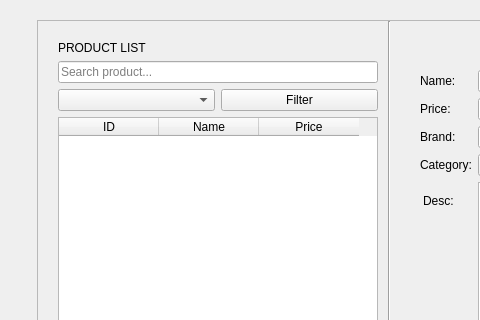
namtrungdn310/PBL2, file Widgets/Staff/EditProductsWidget.ui: the form before one commit; both pictures show x 0 to 480 and y 0 to 320 of the 1024 by 768 pixel window.
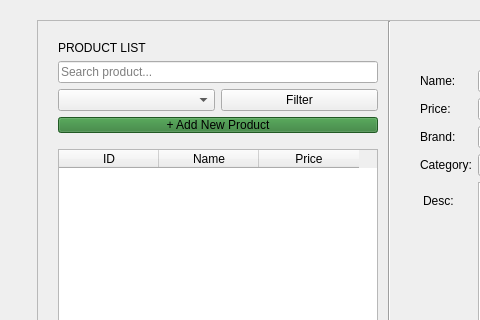
The form after the commit.

Commit message: hoàn thiện giao diện edit promotions của staff

Diff of the .ui file:
```diff
--- a/Widgets/Staff/EditProductsWidget.ui
+++ b/Widgets/Staff/EditProductsWidget.ui
@@ -109,6 +109,18 @@
               </item>
              </layout>
             </item>
+
+            <item>
+             <widget class="QPushButton" name="btnAddProduct">
+              <property name="text">
+               <string>+ Add New Product</string>
+              </property>
+              <property name="styleSheet">
+               <string notr="true">background-color: #2E7D32; margin-bottom: 10px;</string>
+              </property>
+             </widget>
+            </item>
+
             <item>
              <widget class="QTableWidget" name="tblProducts">
               <property name="selectionBehavior">
```
Left out of the diff: 1 changed line with no effect on the pictures. The commit also changes 82 other files.
